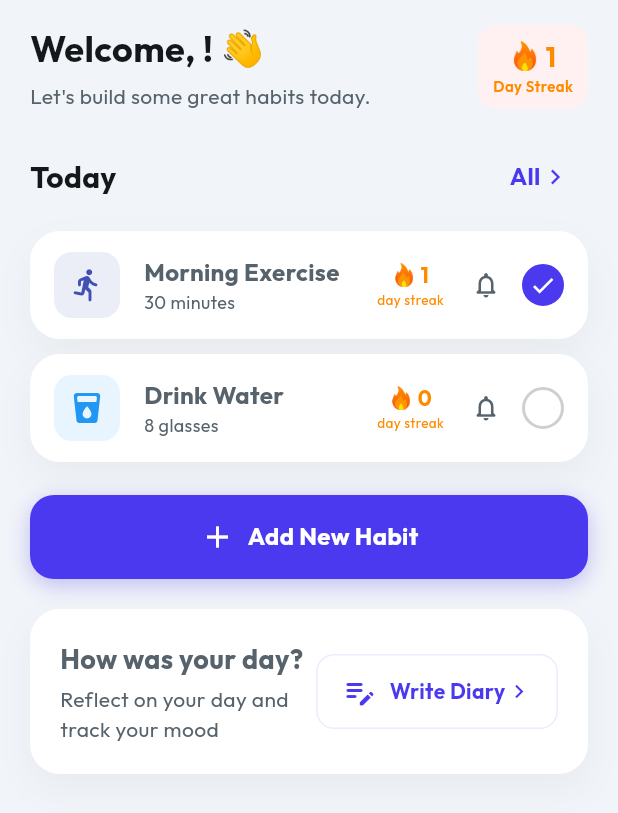
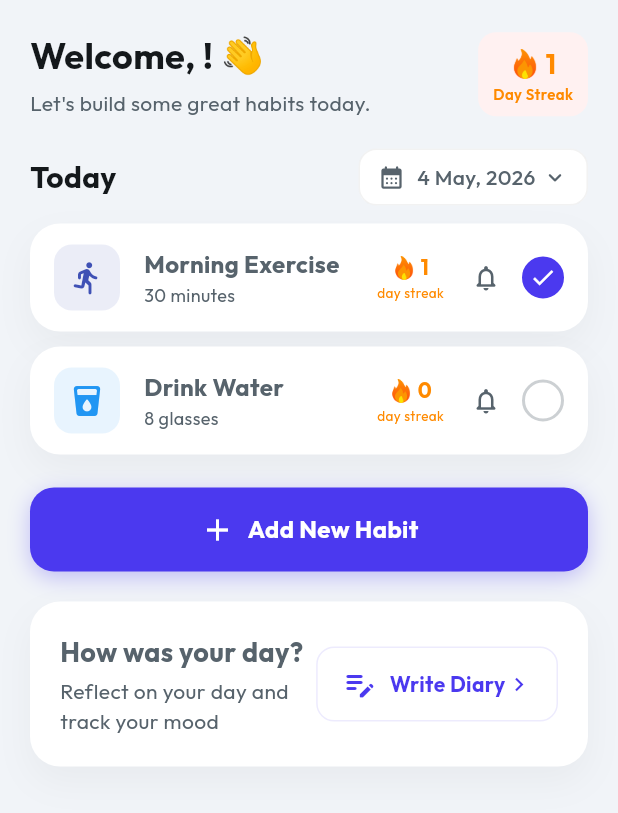
Before and after one commit to SurajChaurasia84/Level-Up, a Flutter app: the HomeScreen screen opened directly, on a phone screen of 412 x 824 dp. Shown: the top 813 px of the screen. Run offline on Flutter 3.47's test engine with Material 3 defaults, Android fonts, the phone set to English and light mode, and no system bars; our stand-ins replace google_fonts, image_cropper, image_picker, shared_preferences; accounts and stored records are empty.

Commit message:
feat: update Home screen to reflect new habit logic and UI changes

```diff
--- a/lib/screens/home_screen.dart
+++ b/lib/screens/home_screen.dart
@@ -6,8 +6,41 @@ import '../theme/app_theme.dart';
 import '../widgets/habit_card.dart';
 import '../widgets/add_habit_modal.dart';
 
-class HomeScreen extends StatelessWidget {
+class HomeScreen extends StatefulWidget {
   const HomeScreen({super.key});
+
+  @override
+  State<HomeScreen> createState() => _HomeScreenState();
+}
+
+class _HomeScreenState extends State<HomeScreen> {
+  DateTime _selectedDate = DateTime.now();
+
+  Future<void> _selectDate(BuildContext context) async {
+    final DateTime? picked = await showDatePicker(
+      context: context,
+      initialDate: _selectedDate,
+      firstDate: DateTime(2023),
+      lastDate: DateTime.now().add(const Duration(days: 365)),
+      builder: (context, child) {
+        return Theme(
+          data: Theme.of(context).copyWith(
+            colorScheme: const ColorScheme.light(
+              primary: AppTheme.primaryColor,
+              onPrimary: Colors.white,
+              onSurface: AppTheme.textColor,
+            ),
+          ),
+          child: child!,
+        );
+      },
+    );
+    if (picked != null && picked != _selectedDate) {
+      setState(() {
+        _selectedDate = picked;
+      });
+    }
+  }
 
   @override
   Widget build(BuildContext context) {
@@ -18,18 +51,31 @@ class HomeScreen extends StatelessWidget {
             return const Center(child: CircularProgressIndicator());
           }
 
+          final filteredHabits = provider.habits.where((habit) {
+            // Only show habits created on or before the selected date
+            final normalizedCreated = DateTime(habit.createdAt.year, habit.createdAt.month, habit.createdAt.day);
+            final normalizedSelected = DateTime(_selectedDate.year, _selectedDate.month, _selectedDate.day);
+            return normalizedCreated.isBefore(normalizedSelected) || normalizedCreated.isAtSameMomentAs(normalizedSelected);
+          }).toList();
+
           return SafeArea(
             child: SingleChildScrollView(
               padding: const EdgeInsets.symmetric(horizontal: 20),
               child: Column(
                 crossAxisAlignment: CrossAxisAlignment.start,
                 children: [
-                  const SizedBox(height: 15),
+                  const SizedBox(height: 20),
                   _buildHeader(provider),
                   const SizedBox(height: 20),
-                  _buildTodaySection(),
+                  _buildTodaySection(context),
                   const SizedBox(height: 12),
-                  ...provider.habits.map((habit) => HabitCard(habit: habit)),
+                  if (filteredHabits.isEmpty)
+                    _buildNoHabitsPlaceholder()
+                  else
+                    ...filteredHabits.map((habit) => HabitCard(
+                          habit: habit,
+                          selectedDate: _selectedDate,
+                        )),
                   const SizedBox(height: 12),
                   _buildAddButton(context),
                   const SizedBox(height: 20),
@@ -40,6 +86,35 @@ class HomeScreen extends StatelessWidget {
             ),
           );
         },
+      ),
+    );
+  }
+
+  Widget _buildNoHabitsPlaceholder() {
+    return Container(
+      width: double.infinity,
+      padding: const EdgeInsets.symmetric(vertical: 40),
+      decoration: AppTheme.premiumCardDecoration.copyWith(
+        color: Colors.white.withOpacity(0.5),
+      ),
+      child: Column(
+        children: [
+          Icon(Icons.assignment_late_rounded, size: 48, color: AppTheme.subtitleColor.withOpacity(0.3)),
+          const SizedBox(height: 16),
+          Text(
+            "No Habits Found",
+            style: TextStyle(
+              fontSize: 18,
+              fontWeight: FontWeight.bold,
+              color: AppTheme.subtitleColor.withOpacity(0.6),
+            ),
+          ),
+          const SizedBox(height: 8),
+          Text(
+            "You didn't have any habits on this day.",
+            style: TextStyle(color: AppTheme.subtitleColor.withOpacity(0.5)),
+          ),
+        ],
       ),
     );
   }
@@ -88,29 +163,39 @@ class HomeScreen extends StatelessWidget {
     );
   }
 
-  Widget _buildTodaySection() {
+  Widget _buildTodaySection(BuildContext context) {
+    final isToday = _selectedDate.year == DateTime.now().year &&
+                   _selectedDate.month == DateTime.now().month &&
+                   _selectedDate.day == DateTime.now().day;
+
     return Row(
       mainAxisAlignment: MainAxisAlignment.spaceBetween,
       children: [
-        const Text(
-          "Today",
-          style: TextStyle(fontSize: 20, fontWeight: FontWeight.bold, color: Color(0xFF14181B)),
+        Text(
+          isToday ? "Today" : DateFormat('EEEE').format(_selectedDate),
+          style: const TextStyle(fontSize: 20, fontWeight: FontWeight.bold, color: Color(0xFF14181B)),
         ),
-        TextButton(
-          onPressed: () {},
-          style: TextButton.styleFrom(padding: EdgeInsets.zero),
-          child: const Row(
-            children: [
-              Text(
-                "All",
-                style: TextStyle(
-                  color: AppTheme.primaryColor,
-                  fontWeight: FontWeight.bold,
-                  fontSize: 16,
+        GestureDetector(
+          onTap: () => _selectDate(context),
+          child: Container(
+            padding: const EdgeInsets.symmetric(horizontal: 12, vertical: 8),
+            decoration: BoxDecoration(
+              color: Colors.white,
+              borderRadius: BorderRadius.circular(12),
+              border: Border.all(color: Colors.black.withOpacity(0.05)),
+            ),
+            child: Row(
+              children: [
+                Icon(Icons.calendar_month_rounded, size: 18, color: AppTheme.subtitleColor),
+                const SizedBox(width: 8),
+                Text(
+                  DateFormat('d MMM, yyyy').format(_selectedDate),
+                  style: TextStyle(fontSize: 14, color: AppTheme.subtitleColor, fontWeight: FontWeight.w500),
                 ),
-              ),
-              Icon(Icons.chevron_right, color: AppTheme.primaryColor, size: 20),
-            ],
+                const SizedBox(width: 4),
+                Icon(Icons.keyboard_arrow_down_rounded, size: 18, color: AppTheme.subtitleColor),
+              ],
+            ),
           ),
         ),
       ],
```
